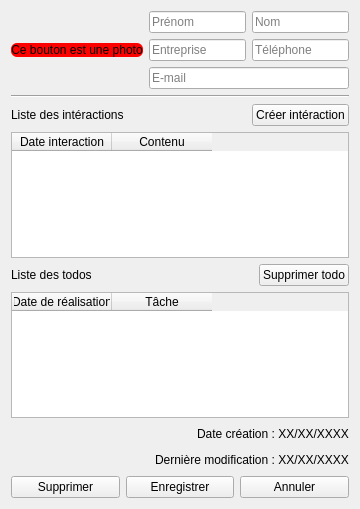
Old version of the form cdaa/ui/contacteditwindow.ui in the repository Zoreph22/contact-manager.
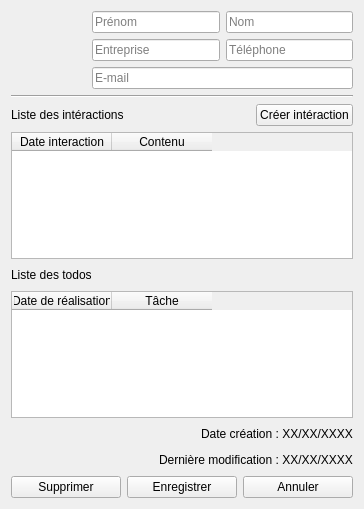
New version of the form.

The edit to the form file:
```diff
--- a/cdaa/ui/contacteditwindow.ui
+++ b/cdaa/ui/contacteditwindow.ui
@@ -9,7 +9,7 @@
    <rect>
     <x>0</x>
     <y>0</y>
-    <width>360</width>
+    <width>364</width>
     <height>509</height>
    </rect>
   </property>
@@ -29,12 +29,29 @@
          <property name="enabled">
           <bool>true</bool>
          </property>
+         <property name="minimumSize">
+          <size>
+           <width>75</width>
+           <height>75</height>
+          </size>
+         </property>
+         <property name="maximumSize">
+          <size>
+           <width>75</width>
+           <height>75</height>
+          </size>
+         </property>
          <property name="styleSheet">
-          <string notr="true">background-color: red;
-border-radius: 6px;</string>
+          <string notr="true">border: none;</string>
          </property>
          <property name="text">
-          <string>Ce bouton est une photo</string>
+          <string/>
+         </property>
+         <property name="iconSize">
+          <size>
+           <width>64</width>
+           <height>64</height>
+          </size>
          </property>
         </widget>
        </item>
@@ -148,7 +165,22 @@
         </layout>
        </item>
        <item>
-        <widget class="QTableWidget" name="tableWidget">
+        <widget class="QTableWidget" name="tableWidgetInteraction">
+         <property name="editTriggers">
+          <set>QAbstractItemView::NoEditTriggers</set>
+         </property>
+         <property name="selectionMode">
+          <enum>QAbstractItemView::SingleSelection</enum>
+         </property>
+         <property name="selectionBehavior">
+          <enum>QAbstractItemView::SelectRows</enum>
+         </property>
+         <property name="showGrid">
+          <bool>false</bool>
+         </property>
+         <property name="sortingEnabled">
+          <bool>true</bool>
+         </property>
          <column>
           <property name="text">
            <string>Date interaction</string>
@@ -187,17 +219,25 @@
            </property>
           </spacer>
          </item>
-         <item>
-          <widget class="QPushButton" name="buttonSupprimerTodo">
-           <property name="text">
-            <string>Supprimer todo</string>
-           </property>
-          </widget>
-         </item>
         </layout>
        </item>
        <item>
-        <widget class="QTableWidget" name="tableWidget_2">
+        <widget class="QTableWidget" name="tableWidgetTodos">
+         <property name="editTriggers">
+          <set>QAbstractItemView::NoEditTriggers</set>
+         </property>
+         <property name="selectionMode">
+          <enum>QAbstractItemView::SingleSelection</enum>
+         </property>
+         <property name="selectionBehavior">
+          <enum>QAbstractItemView::SelectRows</enum>
+         </property>
+         <property name="showGrid">
+          <bool>false</bool>
+         </property>
+         <property name="sortingEnabled">
+          <bool>true</bool>
+         </property>
          <column>
           <property name="text">
            <string>Date de réalisation</string>
```
Left out of the diff: 22 changed lines with no effect on the pictures.
